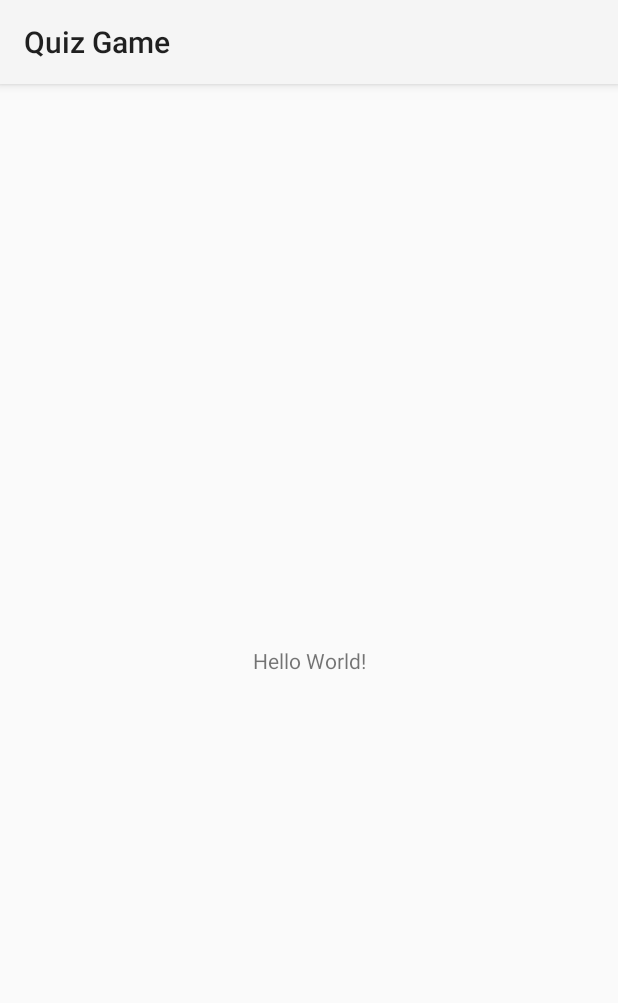
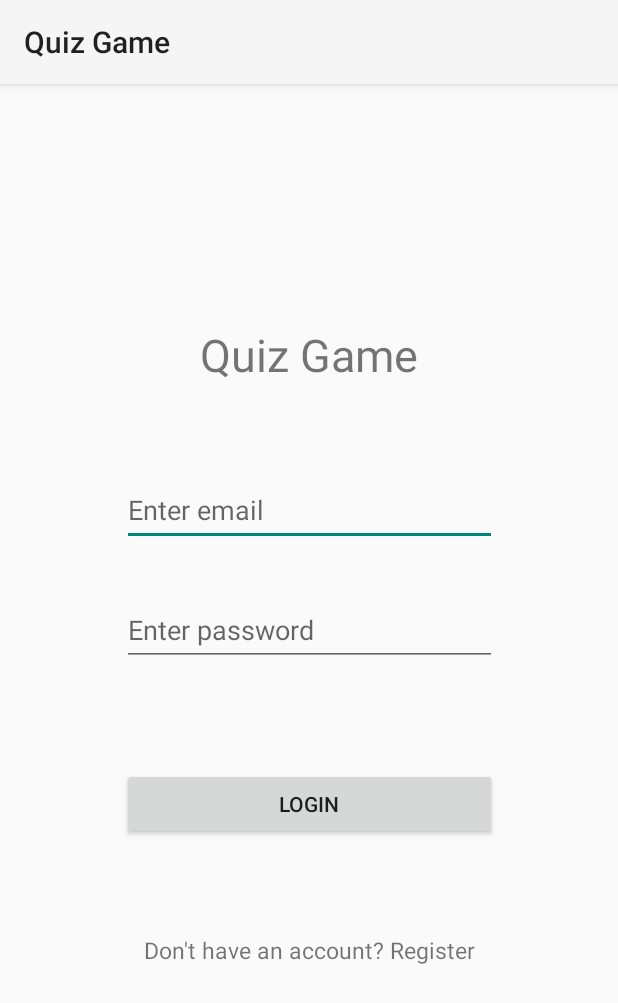
Before and after one commit to anamarijapapic/QuizGame, an Android app: the screen it shows after launch (MainActivity before the commit, LoginActivity after it), on a phone screen of 412 x 824 dp. Shown: the top 1003 px of the screen. Run offline under Robolectric (Android 15) with nearby library versions, the phone set to English and light mode, and no system bars; our stand-ins replace Firebase (no records; nobody signed in at launch, a user with empty details on screens opened directly).

Commit message:
Implement authentication
- Add internet and network permissions
- Connect with Firebase
- Add Firebase Authentication dependency
- Add google-services.json (locally)
- Add register, login and logout screens and functionalities

```diff
--- /dev/null
+++ b/app/src/main/java/org/oss/quizgame/LoginActivity.java
@@ -0,0 +1,66 @@
+package org.oss.quizgame;
+
+import androidx.appcompat.app.AppCompatActivity;
+
+import android.content.Intent;
+import android.os.Bundle;
+import android.widget.Button;
+import android.widget.EditText;
+import android.widget.TextView;
+import android.widget.Toast;
+
+import com.google.firebase.auth.FirebaseAuth;
+import com.google.firebase.auth.FirebaseUser;
+
+public class LoginActivity extends AppCompatActivity {
+
+    EditText email, password;
+    Button login;
+    TextView registerCta;
+    FirebaseAuth mAuth;
+
+    @Override
+    protected void onCreate(Bundle savedInstanceState) {
+        super.onCreate(savedInstanceState);
+        setContentView(R.layout.activity_login);
+
+        mAuth = FirebaseAuth.getInstance();
+
+        email = findViewById(R.id.editTextEmail);
+        password = findViewById(R.id.editTextPassword);
+
+        login = findViewById(R.id.buttonLogin);
+        login.setOnClickListener(view -> loginUser(email.getText().toString(), password.getText().toString()));
+
+        registerCta = findViewById(R.id.registerCta);
+        registerCta.setOnClickListener(view -> startActivity(new Intent(LoginActivity.this, RegisterActivity.class)));
+    }
+
+    @Override
+    protected void onStart() {
+        super.onStart();
+        FirebaseUser user = mAuth.getCurrentUser();
+        if (user != null) {
+            Toast.makeText(LoginActivity.this, "Welcome " + user.getEmail(), Toast.LENGTH_LONG).show();
+            startActivity(new Intent(LoginActivity.this, MainActivity.class));
+        }
+    }
+
+    void loginUser(String userEmail, String userPassword) {
+        if (userEmail.isEmpty() || userPassword.isEmpty()) {
+            Toast.makeText(LoginActivity.this, "Please fill in all fields", Toast.LENGTH_SHORT).show();
+            return;
+        }
+
+        mAuth.signInWithEmailAndPassword(userEmail, userPassword)
+            .addOnCompleteListener(this, task -> {
+                if (task.isSuccessful()) {
+                    Toast.makeText(LoginActivity.this, "Successful login", Toast.LENGTH_LONG).show();
+                    startActivity(new Intent(LoginActivity.this, MainActivity.class));
+                }
+                else {
+                    Toast.makeText(LoginActivity.this, "Login failed",Toast.LENGTH_SHORT).show();
+                }
+            });
+    }
+}
--- /dev/null
+++ b/app/src/main/res/layout/activity_login.xml
@@ -0,0 +1,76 @@
+<?xml version="1.0" encoding="utf-8"?>
+<androidx.constraintlayout.widget.ConstraintLayout xmlns:android="http://schemas.android.com/apk/res/android"
+    xmlns:app="http://schemas.android.com/apk/res-auto"
+    xmlns:tools="http://schemas.android.com/tools"
+    android:layout_width="match_parent"
+    android:layout_height="match_parent"
+    tools:context=".LoginActivity">
+
+    <TextView
+        android:id="@+id/appName"
+        android:layout_width="250dp"
+        android:layout_height="wrap_content"
+        android:layout_marginTop="160dp"
+        android:text="@string/app_name"
+        android:textSize="30sp"
+        android:gravity="center"
+        app:layout_constraintEnd_toEndOf="parent"
+        app:layout_constraintHorizontal_bias="0.503"
+        app:layout_constraintStart_toStartOf="parent"
+        app:layout_constraintTop_toTopOf="parent" />
+
+    <EditText
+        android:id="@+id/editTextEmail"
+        android:layout_width="250dp"
+        android:layout_height="wrap_content"
+        android:layout_marginTop="260dp"
+        android:autofillHints=""
+        android:ems="10"
+        android:hint="@string/enter_email"
+        android:inputType="textEmailAddress"
+        android:minHeight="48dp"
+        app:layout_constraintEnd_toEndOf="parent"
+        app:layout_constraintHorizontal_bias="0.503"
+        app:layout_constraintStart_toStartOf="parent"
+        app:layout_constraintTop_toTopOf="parent" />
+
+    <EditText
+        android:id="@+id/editTextPassword"
+        android:layout_width="250dp"
+        android:layout_height="wrap_content"
+        android:layout_marginTop="340dp"
+        android:ems="10"
+        android:hint="@string/enter_password"
+        android:importantForAutofill="no"
+        android:inputType="textPassword"
+        android:minHeight="48dp"
+        app:layout_constraintEnd_toEndOf="parent"
+        app:layout_constraintHorizontal_bias="0.503"
+        app:layout_constraintStart_toStartOf="parent"
+        app:layout_constraintTop_toTopOf="parent" />
+
+    <Button
+        android:id="@+id/buttonLogin"
+        android:layout_width="250dp"
+        android:layout_height="wrap_content"
+        android:layout_marginBottom="264dp"
+        android:text="@string/login"
+        app:layout_constraintBottom_toBottomOf="parent"
+        app:layout_constraintEnd_toEndOf="parent"
+        app:layout_constraintHorizontal_bias="0.503"
+        app:layout_constraintStart_toStartOf="parent" />
+
+    <TextView
+        android:id="@+id/registerCta"
+        android:layout_width="250dp"
+        android:layout_height="wrap_content"
+        android:layout_marginBottom="180dp"
+        android:text="@string/register_cta"
+        android:textSize="15sp"
+        android:gravity="center"
+        app:layout_constraintBottom_toBottomOf="parent"
+        app:layout_constraintEnd_toEndOf="parent"
+        app:layout_constraintHorizontal_bias="0.503"
+        app:layout_constraintStart_toStartOf="parent" />
+
+</androidx.constraintlayout.widget.ConstraintLayout>
--- a/app/src/main/res/values/strings.xml
+++ b/app/src/main/res/values/strings.xml
@@ -1,3 +1,10 @@
 <resources>
     <string name="app_name">Quiz Game</string>
+    <string name="login">Login</string>
+    <string name="enter_email">Enter email</string>
+    <string name="enter_password">Enter password</string>
+    <string name="register_cta">Don\'t have an account? Register</string>
+    <string name="register">Register</string>
+    <string name="login_cta">Already have an account? Login</string>
+    <string name="logout">Logout</string>
 </resources>
--- a/build.gradle.kts
+++ b/build.gradle.kts
@@ -1,4 +1,7 @@
 // Top-level build file where you can add configuration options common to all sub-projects/modules.
 plugins {
     id("com.android.application") version "8.2.1" apply false
+
+    // Add the dependency for the Google services Gradle plugin
+    id("com.google.gms.google-services") version "4.4.0" apply false
 }
```
Also changed, not shown: app/build.gradle.kts (+15 -0 lines), app/src/main/AndroidManifest.xml (+9 -0 lines), app/src/main/java/org/oss/quizgame/MainActivity.java (+17 -0 lines), app/src/main/java/org/oss/quizgame/RegisterActivity.java (added, +59 -0 lines), app/src/main/res/layout/activity_main.xml (+6 -3 lines), app/src/main/res/layout/activity_register.xml (added, +91 -0 lines).
